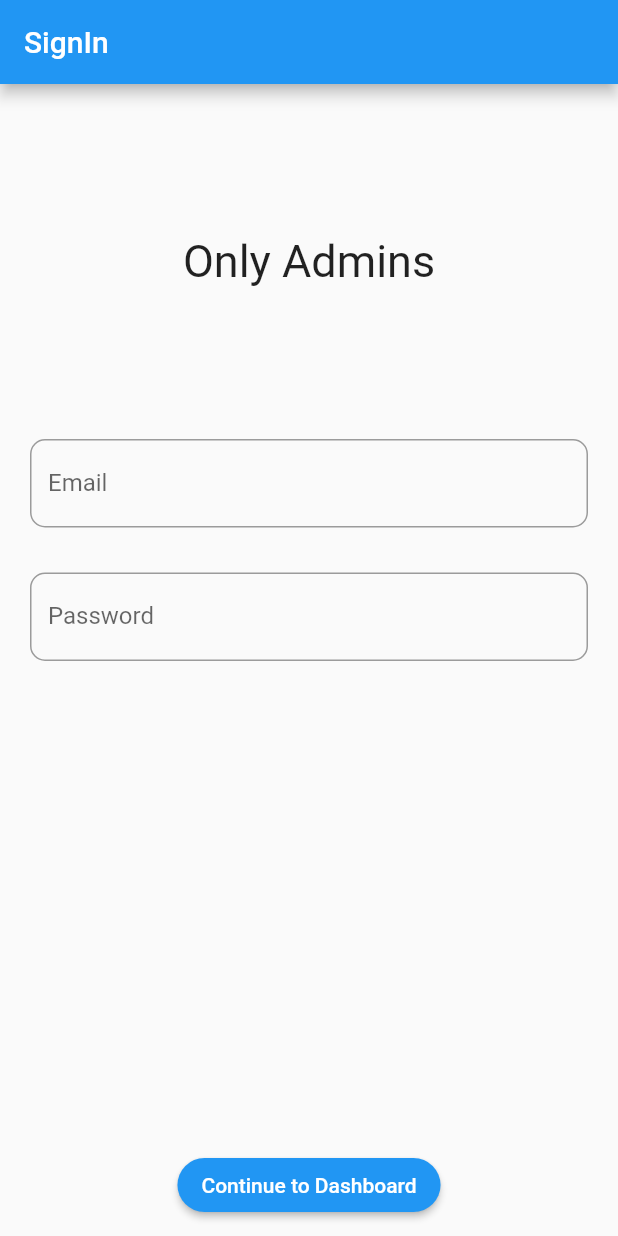
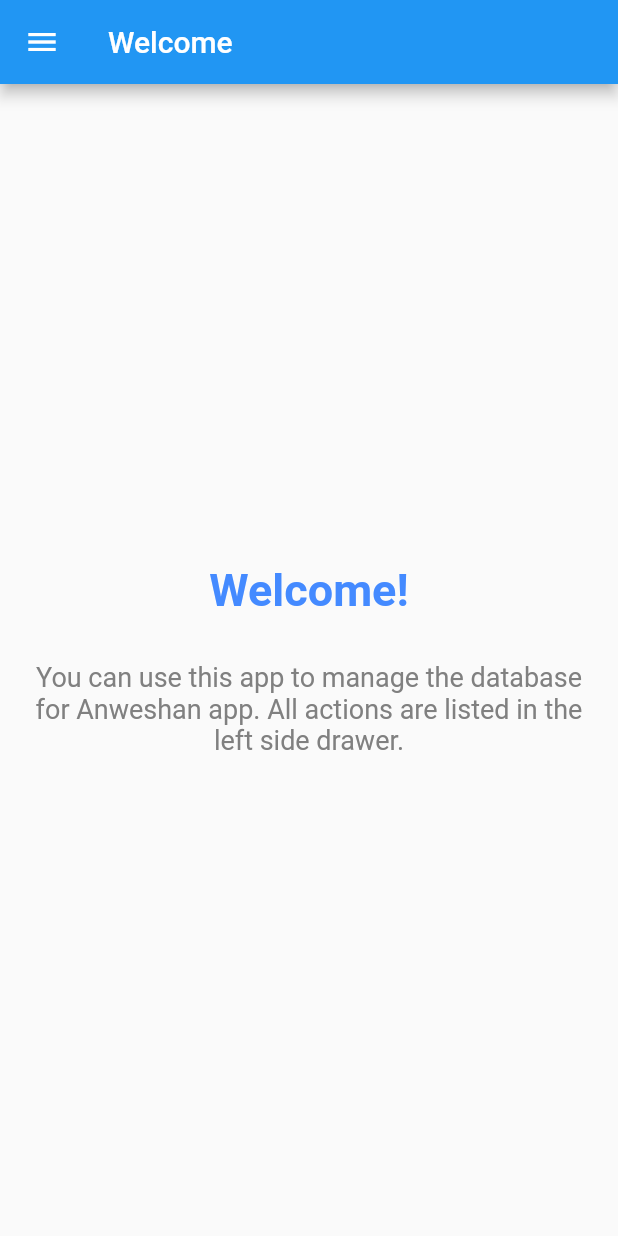
Before and after one commit to azhar1038/Anweshan-Admin, a Flutter app: the screen it shows after launch, on a phone screen of 412 x 824 dp. Run offline on Flutter 3.47's test engine with Material 2 defaults, Android fonts, the phone set to English and light mode, and no system bars; our stand-ins replace cloud_firestore; accounts and stored records are empty.

Commit message:
Added all pages in pageview

```diff
--- a/lib/main.dart
+++ b/lib/main.dart
@@ -1,3 +1,4 @@
+import 'package:anweshan_admin/pages/dashboard.dart';
 import 'package:anweshan_admin/pages/sign_in.dart';
 import 'package:flutter/material.dart';
 import 'package:flutter/services.dart';
@@ -16,7 +17,7 @@ class MyApp extends StatelessWidget {
       theme: ThemeData(
         primarySwatch: Colors.blue,
       ),
-      home: SignIn(),
+      home: Dashboard(),
     );
   }
 }
--- /dev/null
+++ b/lib/pages/dashboard.dart
@@ -0,0 +1,234 @@
+import 'package:flutter/material.dart';
+import 'package:anweshan_admin/pages/change_password.dart';
+import 'package:anweshan_admin/pages/edit_quiz.dart';
+import 'package:anweshan_admin/pages/messaging.dart';
+import 'package:anweshan_admin/pages/new_quiz.dart';
+import 'package:anweshan_admin/pages/register.dart';
+import 'package:anweshan_admin/pages/review_quiz.dart';
+import 'package:anweshan_admin/pages/start_quiz.dart';
+import 'package:anweshan_admin/pages/top_gems.dart';
+import 'package:anweshan_admin/pages/top_score.dart';
+
+class Dashboard extends StatefulWidget {
+  @override
+  _DashboardState createState() => _DashboardState();
+}
+
+class _DashboardState extends State<Dashboard> {
+  List<String> _pageTitle = [
+    'Welcome',
+    'New Quiz',
+    'Edit Quiz',
+    'Review Quiz',
+    'Start Quiz',
+    'Password',
+    'New Contestant',
+    'Score',
+    'Gems',
+    'Broadcast',
+  ];
+  int _currentPage = 0;
+  PageController _pageController;
+
+  @override
+  void initState() {
+    super.initState();
+    _pageController = PageController(
+      keepPage: false,
+      initialPage: 0,
+    );
+  }
+
+  @override
+  Widget build(BuildContext context) {
+    return Scaffold(
+      resizeToAvoidBottomInset: false,
+      appBar: AppBar(
+        title: Text(_pageTitle[_currentPage]),
+      ),
+      drawer: SizedBox(
+        width: MediaQuery.of(context).size.width * 0.7,
+        child: Drawer(
+          child: Column(
+            children: <Widget>[
+              DrawerHeader(
+                margin: EdgeInsets.zero,
+                decoration: BoxDecoration(
+                  color: Colors.blue,
+                ),
+                child: Container(
+                  height: 150,
+                  alignment: Alignment.center,
+                  child: Text(
+                    'Only Admins !',
+                    style: TextStyle(
+                      color: Colors.white,
+                      fontSize: 30,
+                    ),
+                  ),
+                ),
+              ),
+              Expanded(
+                child: ListView(
+                  padding: EdgeInsets.zero,
+                  children: <Widget>[
+                    ListTile(
+                      title: Text('New Quiz'),
+                      onTap: () {
+                        Navigator.of(context).pop();
+                        setState(() {
+                          _currentPage = 1;
+                          _pageController.jumpToPage(_currentPage);
+                        });
+                      },
+                    ),
+                    ListTile(
+                      title: Text('Edit Quiz'),
+                      onTap: () {
+                        Navigator.of(context).pop();
+                        setState(() {
+                          _currentPage = 2;
+                          _pageController.jumpToPage(_currentPage);
+                        });
+                      },
+                    ),
+                    ListTile(
+                      title: Text('Review Quiz'),
+                      onTap: () {
+                        Navigator.of(context).pop();
+                        setState(() {
+                          _currentPage = 3;
+                          _pageController.jumpToPage(_currentPage);
+                        });
+                      },
+                    ),
+                    ListTile(
+                      title: Text('Start Quiz'),
+                      onTap: () {
+                        Navigator.of(context).pop();
+                        setState(() {
+                          _currentPage = 4;
+                          _pageController.jumpToPage(_currentPage);
+                        });
+                      },
+                    ),
+                    Divider(
+                      color: Color(0xffaaaaaa),
+                    ),
+                    ListTile(
+                      title: Text('Change My Password'),
+                      onTap: () {
+                        Navigator.of(context).pop();
+                        setState(() {
+                          _currentPage = 5;
+                          _pageController.jumpToPage(_currentPage);
+                        });
+                      },
+                    ),
+                    ListTile(
+                      title: Text('Manual Registration'),
+                      onTap: () {
+                        Navigator.of(context).pop();
+                        setState(() {
+                          _currentPage = 6;
+                          _pageController.jumpToPage(_currentPage);
+                        });
+                      },
+                    ),
+                    Divider(
+                      color: Color(0xffaaaaaa),
+                    ),
+                    ListTile(
+                      title: Text('Top Score'),
+                      onTap: () {
+                        Navigator.of(context).pop();
+                        setState(() {
+                          _currentPage = 7;
+                          _pageController.jumpToPage(_currentPage);
+                        });
+                      },
+                    ),
+                    ListTile(
+                      title: Text('Top Gems'),
+                      onTap: () {
+                        Navigator.of(context).pop();
+                        setState(() {
+                          _currentPage = 8;
+                          _pageController.jumpToPage(_currentPage);
+                        });
+                      },
+                    ),
+                    Divider(
+                      color: Color(0xffaaaaaa),
+                    ),
+                    ListTile(
+                      title: Text('Broadcast'),
+                      onTap: () {
+                        Navigator.of(context).pop();
+                        setState(() {
+                          _currentPage = 9;
+                          _pageController.jumpToPage(_currentPage);
+                        });
+                      },
+                    ),
+                  ],
+                ),
+              ),
+            ],
+          ),
+        ),
+      ),
+      body: PageView(
+        controller: _pageController,
+        scrollDirection: Axis.horizontal,
+        physics: NeverScrollableScrollPhysics(),
+        children: <Widget>[
+          Welcome(),
+          NewQuiz(),
+          EditQuiz(),
+          ReviewQuiz(),
+          StartQuiz(),
+          ChangePassword(),
+          Register(),
+          TopScore(),
+          TopGems(),
+          Messaging(),
+        ],
+      ),
+    );
+  }
+}
+
+class Welcome extends StatelessWidget {
+  @override
+  Widget build(BuildContext context) {
+    return Column(
+      mainAxisAlignment: MainAxisAlignment.center,
+      crossAxisAlignment: CrossAxisAlignment.center,
+      children: <Widget>[
+        Text(
+          'Welcome!',
+          style: TextStyle(
+            fontSize: 30,
+            color: Colors.blueAccent,
+            fontWeight: FontWeight.bold,
+          ),
+        ),
+        SizedBox(
+          height: 30.0,
+        ),
+        Padding(
+          padding: const EdgeInsets.symmetric(horizontal: 16.0),
+          child: Text(
+            'You can use this app to manage the database for Anweshan app. All actions are listed in the left side drawer.',
+            textAlign: TextAlign.center,
+            style: TextStyle(
+              color: Color(0xff808080),
+              fontSize: 18.0,
+            ),
+          ),
+        ),
+      ],
+    );
+  }
+}
```
Also changed, not shown: lib/helper/auth_helper.dart (+8 -1 lines), lib/pages/change_password.dart (added, +11 -0 lines), lib/pages/edit_quiz.dart (added, +11 -0 lines), lib/pages/messaging.dart (added, +11 -0 lines), lib/pages/new_quiz.dart (added, +11 -0 lines), lib/pages/register.dart (added, +11 -0 lines), lib/pages/review_quiz.dart (added, +11 -0 lines), lib/pages/sign_in.dart (+17 -7 lines), lib/pages/start_quiz.dart (added, +11 -0 lines), lib/pages/top_gems.dart (added, +11 -0 lines), lib/pages/top_score.dart (added, +11 -0 lines), 3 other files.
